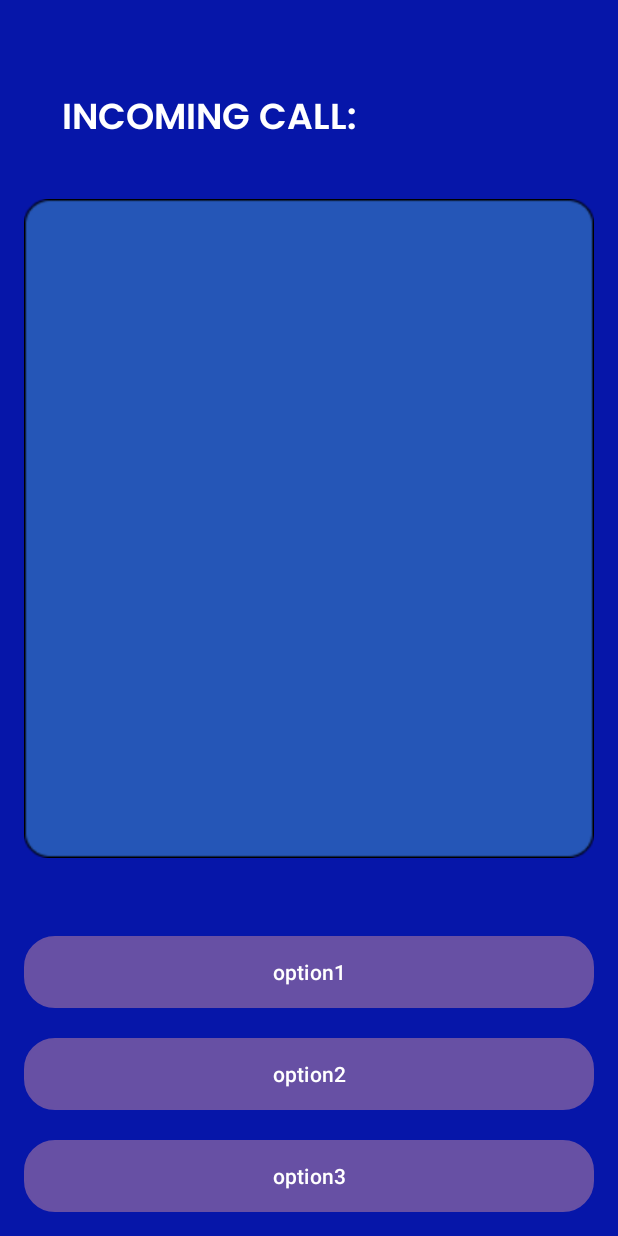
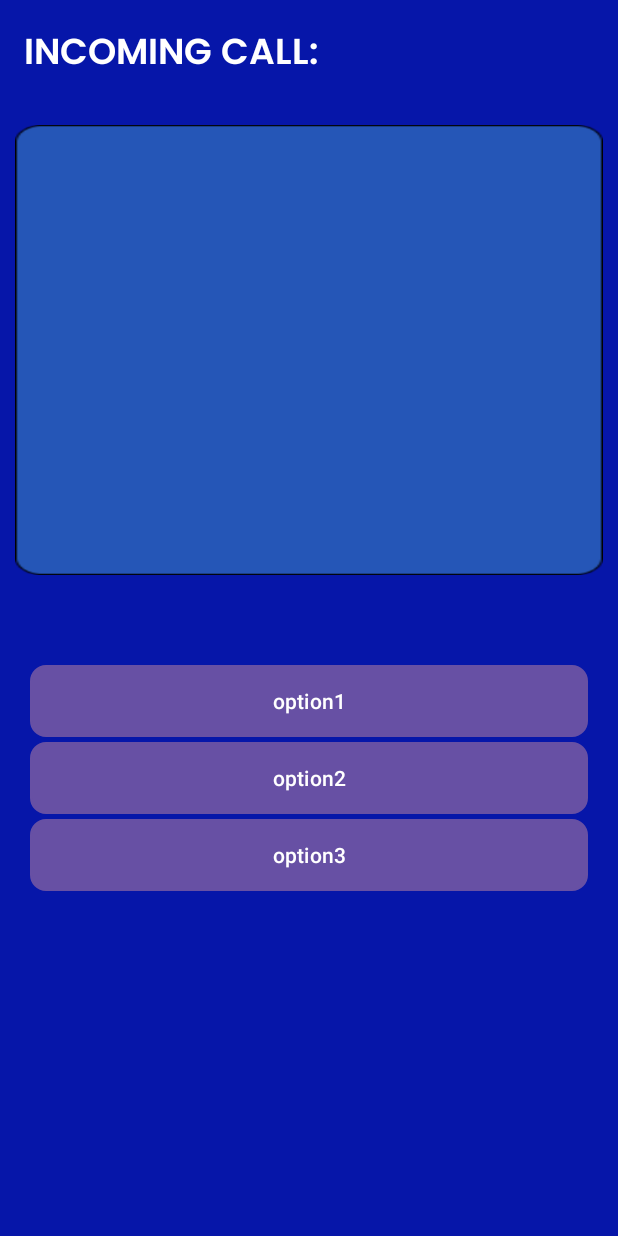
Before and after one commit to Kangkong24/CalltoDuty, an Android app: the GamePlay screen opened directly, with no data from a screen before it, on a phone screen of 412 x 824 dp. Run offline under Robolectric (Android 15) with nearby library versions, the phone set to English and light mode, and no system bars.

Commit message:
improving ui.

```diff
--- a/app/src/main/java/com/example/calltoduty/EmergencyScenario.kt
+++ b/app/src/main/java/com/example/calltoduty/EmergencyScenario.kt
@@ -362,8 +362,7 @@ val emergencyScenarios: List<EmergencyScenario> = listOf(
     ),
 
 
-
-            //Medium Difficulty d2
+    //Medium Difficulty d2
     EmergencyScenario(
         difficulty = Difficulty.MEDIUM,
         scenarioName = "House Fire",
--- a/app/src/main/java/com/example/calltoduty/GamePlay.kt
+++ b/app/src/main/java/com/example/calltoduty/GamePlay.kt
@@ -85,6 +85,9 @@ class GamePlay : AppCompatActivity() {
                 // Add the scenario message to the list of previous responses
                 previousResponses.add(Pair(true, currentDialogue.message))
                 responseAdapter.notifyItemInserted(previousResponses.size - 1)
+                recyclerView.post {
+                    recyclerView.scrollToPosition(previousResponses.size - 1)
+                }
 
                 // Check if this step uses text or image options
                 currentDialogue.textOptions?.let { textOptions ->
--- a/app/src/main/res/drawable/rounded_corner.xml
+++ b/app/src/main/res/drawable/rounded_corner.xml
@@ -2,6 +2,6 @@
 <shape xmlns:android="http://schemas.android.com/apk/res/android"
     android:shape="rectangle"
     >
-    <corners android:radius="20dp"/>
+    <corners android:radius="10dp"/>
     <stroke android:width="1dip" android:color="@color/white"/>
 </shape>
--- a/app/src/main/res/layout/activity_game_play.xml
+++ b/app/src/main/res/layout/activity_game_play.xml
@@ -1,58 +1,39 @@
-<?xml version="1.0" encoding="utf-8"?>
-<RelativeLayout xmlns:android="http://schemas.android.com/apk/res/android"
+<LinearLayout xmlns:android="http://schemas.android.com/apk/res/android"
     xmlns:app="http://schemas.android.com/apk/res-auto"
     xmlns:tools="http://schemas.android.com/tools"
     android:id="@+id/main"
     android:layout_width="match_parent"
     android:layout_height="match_parent"
     android:background="@color/DarkBlue"
+    android:orientation="vertical"
     tools:context=".GamePlay">
 
     <TextView
         android:id="@+id/header"
         android:layout_width="wrap_content"
         android:layout_height="wrap_content"
-        android:layout_alignParentTop="true"
-        android:layout_marginTop="43dp"
-        android:layout_marginLeft="25dp"
         android:fontFamily="@font/poppins_semibold"
         android:padding="16dp"
-        android:text="INCOMING CALL:"
+        android:text="@string/incoming_call"
         android:textColor="#FFFFFF"
         android:textSize="24sp" />
 
-    <ScrollView
+
+    <androidx.recyclerview.widget.RecyclerView
+        android:id="@+id/recyclerView"
         android:layout_width="match_parent"
-        android:layout_height="0dp"
-        android:layout_below="@id/header"
-        android:layout_above="@id/button_layout"
-        android:layout_margin="16dp"
+        android:layout_height="300dp"
+        android:layout_margin="10dp"
         android:background="@drawable/dia_box"
-        android:padding="16dp"
-        android:fillViewport="true">
+        android:padding="10dp" />
 
-        <LinearLayout
-            android:id="@+id/dialogue_box"
-            android:layout_width="match_parent"
-            android:layout_height="wrap_content"
-            android:orientation="vertical">
-
-            <androidx.recyclerview.widget.RecyclerView
-                android:id="@+id/recyclerView"
-                android:layout_width="match_parent"
-                android:layout_height="match_parent" />
-
-
-        </LinearLayout>
-    </ScrollView>
-
+    <!-- Button Layout -->
     <LinearLayout
         android:id="@+id/button_layout"
         android:layout_width="match_parent"
         android:layout_height="wrap_content"
         android:orientation="vertical"
-        android:layout_alignParentBottom="true"
-        android:layout_margin="16dp">
+        android:layout_margin="20dp">
 
         <Button
             android:id="@+id/optionButton1"
@@ -60,7 +41,7 @@
             android:layout_height="wrap_content"
             android:text="option1"
             android:textColor="#FFFFFF"
-            android:layout_marginTop="20dp"
+            android:layout_marginTop="30dp"
             android:background="@drawable/rounded_corner"/>
 
         <Button
@@ -70,7 +51,7 @@
             android:text="option2"
             android:background="@drawable/rounded_corner"
             android:textColor="#FFFFFF"
-            android:layout_marginTop="20dp"/>
+            android:layout_marginTop="3dp"/>
 
         <Button
             android:id="@+id/optionButton3"
@@ -79,7 +60,7 @@
             android:text="option3"
             android:background="@drawable/rounded_corner"
             android:textColor="#FFFFFF"
-            android:layout_marginTop="20dp" />
+            android:layout_marginTop="3dp" />
 
         <ImageView
             android:id="@+id/optionImage1"
@@ -107,4 +88,4 @@
 
     </LinearLayout>
 
-</RelativeLayout>
+</LinearLayout>
--- a/app/src/main/res/layout/item_message.xml
+++ b/app/src/main/res/layout/item_message.xml
@@ -3,7 +3,6 @@
     android:layout_width="match_parent"
     android:layout_height="wrap_content"
     android:padding="8dp"
-    android:layout_marginRight="150dp"
     android:layout_marginBottom="15dp"
     android:background="@drawable/dispatcher_box">
 
--- a/app/src/main/res/layout/item_response.xml
+++ b/app/src/main/res/layout/item_response.xml
@@ -4,7 +4,6 @@
     android:layout_height="wrap_content"
     android:orientation="horizontal"
     android:padding="8dp"
-    android:layout_marginLeft="150dp"
     android:layout_marginBottom="15dp"
     android:background="@drawable/caller_box">
 
--- a/app/src/main/res/values/strings.xml
+++ b/app/src/main/res/values/strings.xml
@@ -15,4 +15,5 @@
     <string name="option_button_desc" />
     <string name="credit_button_desc" />
     <string name="Difficulty">DIFFICULTY</string>
+    <string name="incoming_call">INCOMING CALL:</string>
 </resources>
```
